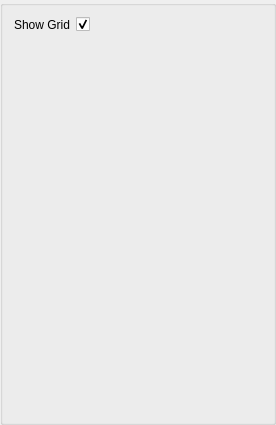
Qt form src/view/viewportsettings.ui (Abdul-AZ/mgfield) before a commit.
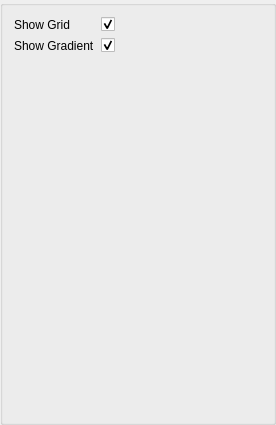
The same form after that commit.

Commit message: Add color gradient display in 3D viewport (actual 3D vectors are not colored yet)

The edit to the form file:
```diff
--- a/src/view/viewportsettings.ui
+++ b/src/view/viewportsettings.ui
@@ -88,6 +88,23 @@
      </property>
     </widget>
    </item>
+   <item row="1" column="0">
+    <widget class="QLabel" name="ShowGradientLabel">
+     <property name="text">
+      <string>Show Gradient</string>
+     </property>
+    </widget>
+   </item>
+   <item row="1" column="1">
+    <widget class="QCheckBox" name="ShowGradientCheckbox">
+     <property name="text">
+      <string/>
+     </property>
+     <property name="checked">
+      <bool>true</bool>
+     </property>
+    </widget>
+   </item>
   </layout>
  </widget>
  <resources/>
```
The commit also changes 7 other files.
